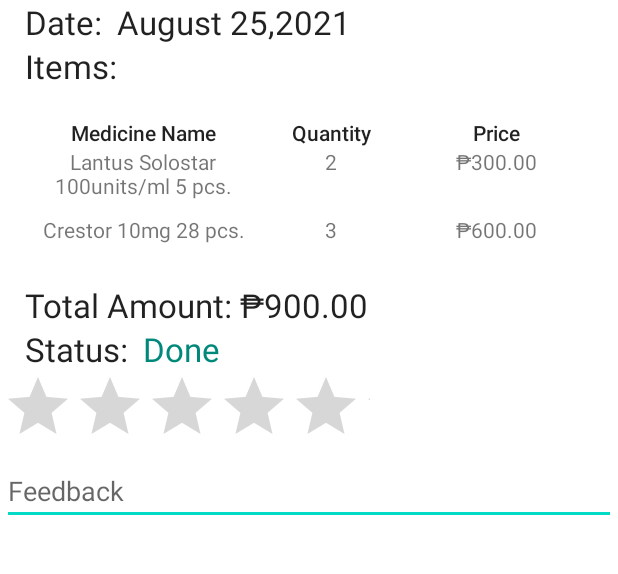
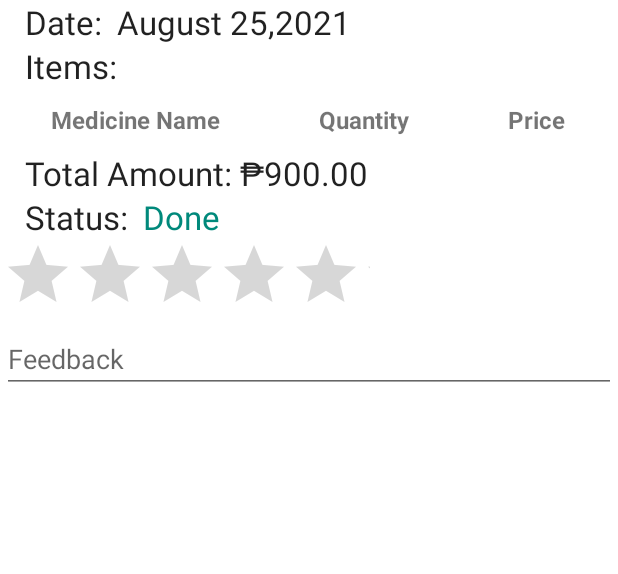
Before and after one commit to jSunpayco/MOBDEVE_S16_Group22_MP, an Android app: the OverviewItemActivity screen opened directly, with no data from a screen before it, on a phone screen of 412 x 824 dp, the part 254-828 px from its top. Run offline under Robolectric (Android 15) with nearby library versions, the phone set to English and light mode, and no system bars; our stand-ins replace Firebase (no records; nobody signed in at launch, a user with empty details on screens opened directly).

Commit message:
Updated transaction overview activity and created files for holder and model. The database retrieval for transaction is still not working and to be updated.

```diff
--- a/app/src/main/java/com/mobdeve/s16/group22/medelivery/OverviewItemActivity.java
+++ b/app/src/main/java/com/mobdeve/s16/group22/medelivery/OverviewItemActivity.java
@@ -1,15 +1,110 @@
 package com.mobdeve.s16.group22.medelivery;
 
 import android.os.Bundle;
+import android.util.Log;
+import android.view.LayoutInflater;
+import android.view.View;
+import android.view.ViewGroup;
+import android.widget.TextView;
 
+import androidx.annotation.NonNull;
 import androidx.appcompat.app.AppCompatActivity;
+import androidx.recyclerview.widget.LinearLayoutManager;
+import androidx.recyclerview.widget.RecyclerView;
+
+import com.firebase.ui.firestore.FirestoreRecyclerAdapter;
+import com.firebase.ui.firestore.FirestoreRecyclerOptions;
+import com.google.android.gms.tasks.OnCompleteListener;
+import com.google.android.gms.tasks.Task;
+import com.google.firebase.auth.FirebaseAuth;
+import com.google.firebase.auth.FirebaseUser;
+import com.google.firebase.firestore.DocumentReference;
+import com.google.firebase.firestore.FirebaseFirestore;
+import com.google.firebase.firestore.FirebaseFirestoreException;
+import com.google.firebase.firestore.Query;
+import com.google.firebase.firestore.QueryDocumentSnapshot;
+import com.google.firebase.firestore.QuerySnapshot;
+
+import org.jetbrains.annotations.NotNull;
 
 public class OverviewItemActivity extends AppCompatActivity {
+    private TextView dateTv,totalAmountTv,statusTv;
+    private RecyclerView recyclerView;
+    private FirebaseFirestore firebaseFirestore;
+    private FirebaseUser user;
+    private FirestoreRecyclerAdapter adapter;
+    private DocumentReference OverviewItemReference;
+
     @Override
     protected void onCreate(Bundle savedInstanceState) {
         super.onCreate(savedInstanceState);
         setContentView(R.layout.activity_transactions);
         getSupportActionBar().setDisplayHomeAsUpEnabled(true);
         setTitle("Transaction Details");
+
+        this.dateTv = findViewById(R.id.dateTv);
+        this.totalAmountTv = findViewById(R.id.totalAmountTv);
+        this.statusTv = findViewById(R.id.statusTv);
+        this.firebaseFirestore = FirebaseFirestore.getInstance();
+        this.user = FirebaseAuth.getInstance().getCurrentUser();
+        this.recyclerView = findViewById(R.id.transactionRecyclerView);
+        this.OverviewItemReference = firebaseFirestore.collection("transactions").document(this.user.getUid());
+
+        Query q = this.OverviewItemReference.collection("myTransactions");
+        FirestoreRecyclerOptions<OverviewItemModel> options = new FirestoreRecyclerOptions.Builder<OverviewItemModel>()
+                .setQuery(q, OverviewItemModel.class)
+                .build();
+        this.adapter = new FirestoreRecyclerAdapter<OverviewItemModel, OverviewItemViewHolder>(options) {
+            @Override
+            protected void onBindViewHolder(@NonNull OverviewItemViewHolder holder, int position, @NonNull OverviewItemModel model) {
+                String name = model.getMedicineName();
+                holder.medicineNameTv.setText(name.substring(0, name.indexOf(" ")));
+                holder.priceTv.setText("₱ " + String.valueOf(model.getPrice()));
+                holder.quantityTv.setText("Qty: " + String.valueOf(model.getQuantity()));
+            }
+
+            @Override
+            public OverviewItemViewHolder onCreateViewHolder(ViewGroup parent, int ViewType) {
+                View v = LayoutInflater.from(parent.getContext())
+                        .inflate(R.layout.transaction_item, parent, false);
+
+                return new OverviewItemViewHolder(v);
+            }
+        };
+        this.adapter.notifyDataSetChanged();
+        LinearLayoutManager mLayoutManager = new LinearLayoutManager(getApplicationContext());
+        this.recyclerView.setLayoutManager(mLayoutManager);
+        this.recyclerView.setAdapter(this.adapter);
+
+        //updateTotal();
     }
+
+    @Override
+    protected void onStart() {
+        super.onStart();
+        this.adapter.startListening();
+    }
+
+    @Override
+    protected void onStop() {
+        super.onStop();
+        this.adapter.stopListening();
+    }
+
+//    protected void updateTotal(){
+//        OverviewItemReference.collection("myTransactions")
+//                .get().addOnCompleteListener(new OnCompleteListener<QuerySnapshot>() {
+//            @Override
+//            public void onComplete(@NonNull Task<QuerySnapshot> task) {
+//                if (task.isSuccessful()) {
+//                    int count = 0;
+//                    for (QueryDocumentSnapshot document : task.getResult()) {
+//                        int price = Integer.parseInt(document.getString("itemPrice"));
+//                        count = count + price;
+//                    }
+//                    totalAmountTv.setText(String.valueOf(count));
+//                }
+//            }
+//        });
+//    }
 }
--- a/app/src/main/res/layout/activity_transactions.xml
+++ b/app/src/main/res/layout/activity_transactions.xml
@@ -42,7 +42,7 @@
                 android:textAppearance="@style/TextAppearance.AppCompat.Large" />
 
             <TextView
-                android:id="@+id/textView2"
+                android:id="@+id/dateTv"
                 android:layout_width="match_parent"
                 android:layout_height="wrap_content"
                 android:layout_marginLeft="10dp"
@@ -59,100 +59,57 @@
             android:text="Items: "
             android:textAppearance="@style/TextAppearance.AppCompat.Large" />
 
-        <LinearLayout
+        <TableLayout
             android:layout_width="match_parent"
-            android:layout_height="wrap_content"
-            android:layout_marginTop="20dp"
-            android:gravity="center"
-            android:orientation="horizontal">
+            android:layout_height="match_parent"
+            android:stretchColumns="1,2,3">
 
-            <LinearLayout
-                android:layout_width="wrap_content"
-                android:layout_height="wrap_content"
-                android:orientation="vertical">
-
-                <TextView
-                    android:id="@+id/textView4"
-                    android:layout_width="150dp"
-                    android:layout_height="wrap_content"
-                    android:text="Medicine Name"
-                    android:textAlignment="center"
-                    android:textAppearance="@style/TextAppearance.AppCompat.Body2" />
-
-                <TextView
-                    android:id="@+id/textView5"
-                    android:layout_width="match_parent"
-                    android:layout_height="45dp"
-                    android:text="Lantus Solostar 100units/ml 5 pcs."
-                    android:textAlignment="center" />
-
-                <TextView
-                    android:id="@+id/textView6"
-                    android:layout_width="match_parent"
-                    android:layout_height="45dp"
-                    android:text="Crestor 10mg 28 pcs."
-                    android:textAlignment="center" />
-            </LinearLayout>
-
-            <LinearLayout
-                android:layout_width="wrap_content"
-                android:layout_height="wrap_content"
-                android:orientation="vertical">
-
-                <TextView
-                    android:id="@+id/textView7"
-                    android:layout_width="100dp"
-                    android:layout_height="wrap_content"
-                    android:text="Quantity"
-                    android:textAlignment="center"
-                    android:textAppearance="@style/TextAppearance.AppCompat.Body2" />
+            <TableRow
+                android:layout_width="match_parent"
+                android:layout_height="match_parent">
 
                 <TextView
                     android:id="@+id/textView8"
-                    android:layout_width="match_parent"
-                    android:layout_height="45dp"
-                    android:text="2"
-                    android:textAlignment="center" />
+                    android:layout_width="wrap_content"
+                    android:layout_height="wrap_content"
+                    android:layout_column="1"
+                    android:layout_gravity="center"
+                    android:padding="10dp"
+                    android:text="Medicine Name"
+                    android:textSize="16dp"
+                    android:textStyle="bold" />
 
                 <TextView
                     android:id="@+id/textView9"
-                    android:layout_width="match_parent"
-                    android:layout_height="45dp"
-                    android:text="3"
-                    android:textAlignment="center" />
-            </LinearLayout>
-
-            <LinearLayout
-                android:layout_width="wrap_content"
-                android:layout_height="wrap_content"
-                android:orientation="vertical">
+                    android:layout_width="wrap_content"
+                    android:layout_height="wrap_content"
+                    android:layout_column="1"
+                    android:layout_gravity="center"
+                    android:padding="10dp"
+                    android:text="Quantity"
+                    android:textSize="16dp"
+                    android:textStyle="bold" />
 
                 <TextView
                     android:id="@+id/textView11"
-                    android:layout_width="120dp"
+                    android:layout_width="wrap_content"
                     android:layout_height="wrap_content"
+                    android:layout_column="1"
+                    android:layout_gravity="center"
+                    android:padding="10dp"
                     android:text="Price"
-                    android:textAlignment="center"
-                    android:textAppearance="@style/TextAppearance.AppCompat.Body2" />
+                    android:textSize="16dp"
+                    android:textStyle="bold" />
+            </TableRow>
+        </TableLayout>
 
-                <TextView
-                    android:id="@+id/textView12"
-                    android:layout_width="match_parent"
-                    android:layout_height="45dp"
-                    android:text="₱300.00"
-                    android:textAlignment="center" />
-
-                <TextView
-                    android:id="@+id/textView13"
-                    android:layout_width="match_parent"
-                    android:layout_height="45dp"
-                    android:text="₱600.00"
-                    android:textAlignment="center" />
-            </LinearLayout>
-        </LinearLayout>
+        <androidx.recyclerview.widget.RecyclerView
+            android:id="@+id/transactionRecyclerView"
+            android:layout_width="match_parent"
+            android:layout_height="match_parent" />
 
         <TextView
-            android:id="@+id/textView14"
+            android:id="@+id/totalAmountTv"
             android:layout_width="wrap_content"
             android:layout_height="wrap_content"
             android:layout_marginLeft="15dp"
@@ -174,7 +131,7 @@
                 android:textAppearance="@style/TextAppearance.AppCompat.Large" />
 
             <TextView
-                android:id="@+id/textView25"
+                android:id="@+id/statusTv"
                 android:layout_width="wrap_content"
                 android:layout_height="wrap_content"
                 android:layout_marginLeft="10dp"
```
Also changed, not shown: app/src/main/java/com/mobdeve/s16/group22/medelivery/OverviewItemModel.java (added, +41 -0 lines), app/src/main/java/com/mobdeve/s16/group22/medelivery/OverviewItemViewHolder.java (added, +22 -0 lines), app/src/main/res/layout/transaction_item.xml (added, +54 -0 lines).
